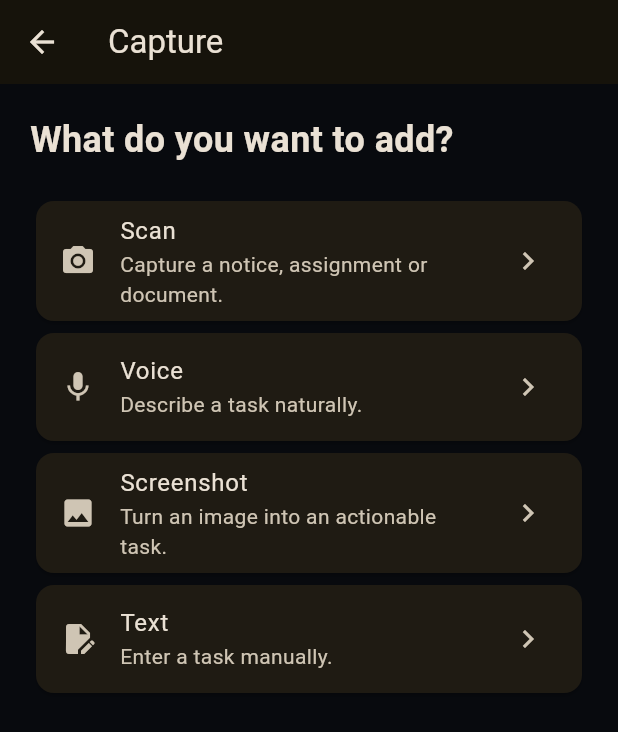
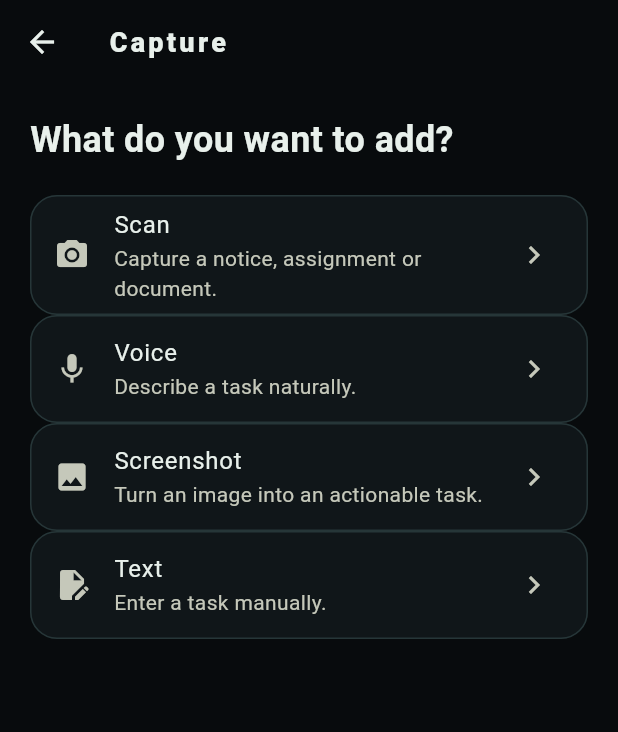
Before and after one commit to VegirajuMahaveerVarma/ACTIFY, a Flutter app: the screen it shows after launch, after a tap on "Capture something", on a phone screen of 412 x 824 dp. Shown: the top 732 px of the screen. Run offline on Flutter 3.47's test engine with Material 3 defaults, Android fonts, the phone set to English and light mode, and no system bars; our stand-ins replace image_picker, speech_to_text.

Commit message:
style: introduce subtle hacker-inspired dark theme

```diff
--- a/mobile/lib/app/theme.dart
+++ b/mobile/lib/app/theme.dart
@@ -1,15 +1,97 @@
 import 'package:flutter/material.dart';
 
+/// Shared ACTIFY visual system: dark surfaces with a restrained cyber-green signal.
 class ActifyTheme {
+  static const Color background = Color(0xFF080B0D);
+  static const Color surface = Color(0xFF101619);
+  static const Color elevatedSurface = Color(0xFF151E21);
+  static const Color neon = Color(0xFFB8FF5C);
+  static const Color muted = Color(0xFF93A39D);
+  static const Color outline = Color(0xFF263638);
+
   static ThemeData dark() {
+    final scheme = ColorScheme.fromSeed(
+      seedColor: neon,
+      brightness: Brightness.dark,
+      surface: surface,
+    ).copyWith(
+      primary: neon,
+      onPrimary: const Color(0xFF101609),
+      secondary: const Color(0xFF5DE2C2),
+      onSecondary: const Color(0xFF061410),
+      surface: surface,
+      onSurface: const Color(0xFFE8F0EB),
+      outline: outline,
+    );
+
     return ThemeData(
       brightness: Brightness.dark,
-      scaffoldBackgroundColor: const Color(0xFF080A0E),
-      colorScheme: ColorScheme.fromSeed(
-        seedColor: const Color(0xFFFFCD28),
-        brightness: Brightness.dark,
+      colorScheme: scheme,
+      scaffoldBackgroundColor: background,
+      useMaterial3: true,
+      appBarTheme: const AppBarTheme(
+        backgroundColor: background,
+        foregroundColor: Color(0xFFE8F0EB),
+        surfaceTintColor: Colors.transparent,
+        elevation: 0,
+        centerTitle: false,
+        titleTextStyle: TextStyle(
+          color: Color(0xFFE8F0EB),
+          fontSize: 18,
+          fontWeight: FontWeight.w800,
+          letterSpacing: 2.2,
+        ),
       ),
-      useMaterial3: true,
+      cardTheme: CardThemeData(
+        color: surface,
+        surfaceTintColor: Colors.transparent,
+        elevation: 0,
+        margin: EdgeInsets.zero,
+        shape: RoundedRectangleBorder(
+          borderRadius: BorderRadius.circular(18),
+          side: const BorderSide(color: outline, width: 1),
+        ),
+      ),
+      filledButtonTheme: FilledButtonThemeData(
+        style: FilledButton.styleFrom(
+          backgroundColor: neon,
+          foregroundColor: const Color(0xFF101609),
+          textStyle: const TextStyle(fontWeight: FontWeight.w800, letterSpacing: 0.2),
+          padding: const EdgeInsets.symmetric(horizontal: 20, vertical: 17),
+          shape: RoundedRectangleBorder(borderRadius: BorderRadius.circular(14)),
+        ),
+      ),
+      outlinedButtonTheme: OutlinedButtonThemeData(
+        style: OutlinedButton.styleFrom(
+          foregroundColor: neon,
+          side: const BorderSide(color: outline),
+          shape: RoundedRectangleBorder(borderRadius: BorderRadius.circular(14)),
+        ),
+      ),
+      inputDecorationTheme: InputDecorationTheme(
+        filled: true,
+        fillColor: elevatedSurface,
+        hintStyle: const TextStyle(color: muted),
+        border: OutlineInputBorder(
+          borderRadius: BorderRadius.circular(14),
+          borderSide: const BorderSide(color: outline),
+        ),
+        enabledBorder: OutlineInputBorder(
+          borderRadius: BorderRadius.circular(14),
+          borderSide: const BorderSide(color: outline),
+        ),
+        focusedBorder: OutlineInputBorder(
+          borderRadius: BorderRadius.circular(14),
+          borderSide: const BorderSide(color: neon, width: 1.4),
+        ),
+      ),
+      dividerTheme: const DividerThemeData(color: outline, thickness: 1),
+      snackBarTheme: SnackBarThemeData(
+        backgroundColor: elevatedSurface,
+        contentTextStyle: const TextStyle(color: Color(0xFFE8F0EB)),
+        behavior: SnackBarBehavior.floating,
+        shape: RoundedRectangleBorder(borderRadius: BorderRadius.circular(12)),
+      ),
     );
   }
 }
```
